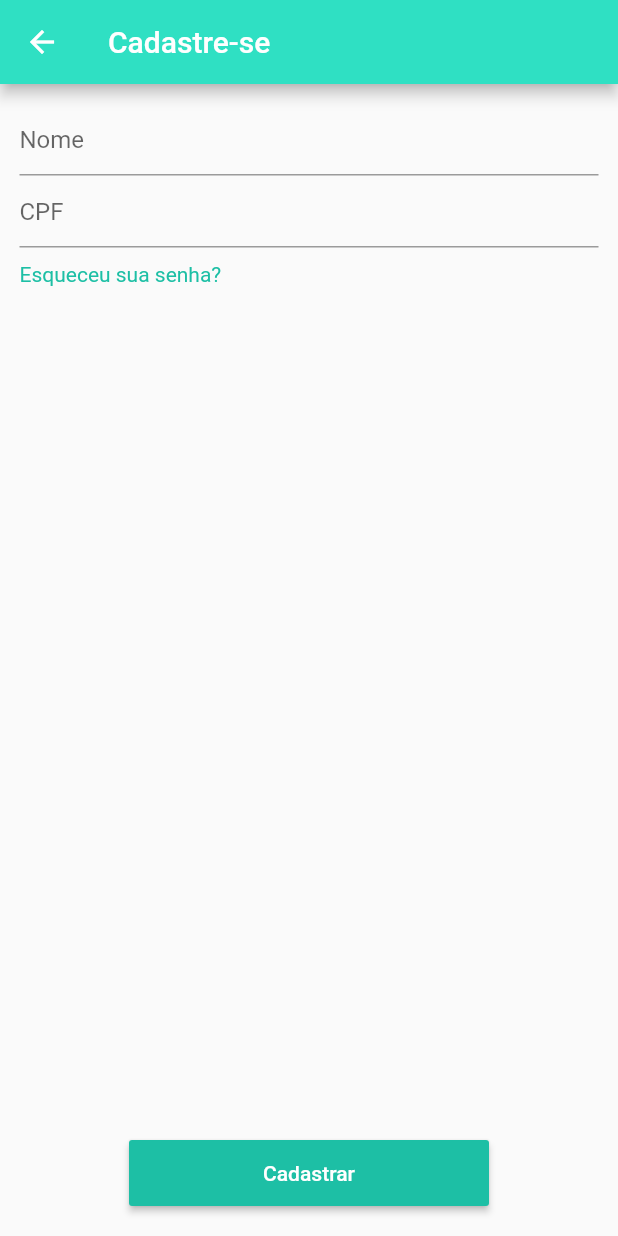
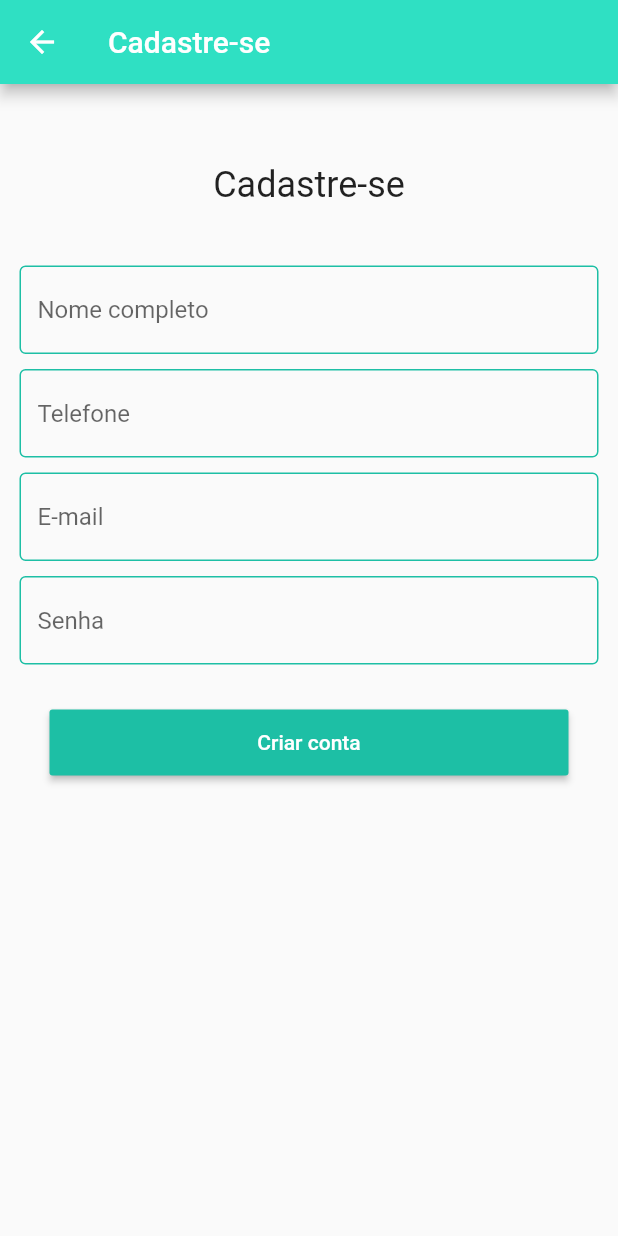
Before and after one commit to dakoctba/callma, a Flutter app: the screen it shows after launch, after a tap on "Entrar", after a tap on "Não possui uma conta?", on a phone screen of 412 x 824 dp. Run offline on Flutter 3.47's test engine with Material 2 defaults, Android fonts, the phone set to English and light mode, and no system bars; our stand-ins replace cloud_firestore, qr_flutter, share; accounts and stored records are empty; network calls fail.

Commit message:
Onboarding form

```diff
--- a/lib/main.dart
+++ b/lib/main.dart
@@ -1,5 +1,6 @@
 import 'package:flutter/material.dart';
 
+import 'components/CallmaColors.dart';
 import 'modules/login/screens/LoginScreen.dart';
 
 void main() => runApp(CallmaApp());
@@ -10,7 +11,11 @@ class CallmaApp extends StatelessWidget {
     return MaterialApp(
       title: 'Callma',
       debugShowCheckedModeBanner: false,
-      theme: ThemeData(),
+      theme: ThemeData(
+          inputDecorationTheme: InputDecorationTheme(
+              enabledBorder: OutlineInputBorder(borderSide: BorderSide(color: CallmaColors.VERDE_ESCURO))
+          )
+      ),
       home: LoginScreen()
     );
   }
--- a/lib/modules/login/screens/LoginScreen.dart
+++ b/lib/modules/login/screens/LoginScreen.dart
@@ -22,8 +22,15 @@ class LoginScreen extends StatelessWidget {
                   child: ListView(
                     padding: EdgeInsets.all(13),
                     children: <Widget>[
+                      Padding(
+                          padding: EdgeInsets.symmetric(vertical: 40),
+                          child: Text("Login", style: TextStyle(fontSize: 24), textAlign: TextAlign.center,)
+                      ),
                       TextFormField(
-                        decoration: InputDecoration(hintText: "E-mail"),
+                        decoration: InputDecoration(
+                          hintText: "E-mail",
+                          border: OutlineInputBorder()
+                        ),
                         keyboardType: TextInputType.emailAddress,
                         validator: (email) {
                           if (!FormValidators.isEmailValid(email)) {
@@ -32,8 +39,10 @@ class LoginScreen extends StatelessWidget {
                           return null;
                         },
                       ),
+                      SizedBox(height: 10),
                       TextFormField(
-                        decoration: InputDecoration(hintText: "Senha"),
+                        decoration: InputDecoration(hintText: "Senha",
+                            border: OutlineInputBorder()),
                         obscureText: true,
                       ),
                       SizedBox(height: 10),
--- a/lib/modules/login/screens/OnboardingScreen.dart
+++ b/lib/modules/login/screens/OnboardingScreen.dart
@@ -1,10 +1,16 @@
-import 'package:callma/components/CallmaColors.dart';
 import 'package:callma/components/bars/CallmaAppBar.dart';
-import 'package:callma/components/buttons/CallmaButton.dart';
-import 'package:callma/util/validations/FormValidators.dart';
 import 'package:flutter/material.dart';
 
-class OnboardingScreen extends StatelessWidget {
+import '../../../components/buttons/CallmaButton.dart';
+import '../../../util/validations/FormValidators.dart';
+import '../../consulta/screens/ProfessionsScreen.dart';
+
+class OnboardingScreen extends StatefulWidget {
+  @override
+  _OnboardingScreenState createState() => _OnboardingScreenState();
+}
+
+class _OnboardingScreenState extends State<OnboardingScreen> {
   final _formKey = GlobalKey<FormState>();
 
 //  FirebaseAuth auth = FirebaseAuth.instance;
@@ -16,44 +22,49 @@ class OnboardingScreen extends StatelessWidget {
         appBar: CallmaAppBar(title: "Cadastre-se"),
         body: Form(
             key: _formKey,
-            child: Column(
-              children: <Widget>[
-                Expanded(
             child: ListView(
               padding: EdgeInsets.all(13),
               children: <Widget>[
+                Padding(
+                    padding: EdgeInsets.symmetric(vertical: 40),
+                    child: Text(
+                      "Cadastre-se",
+                      style: TextStyle(fontSize: 24),
+                      textAlign: TextAlign.center,
+                    )
+                ),
                 TextFormField(
-                        decoration: InputDecoration(hintText: "Nome"),
+                  decoration: InputDecoration(hintText: "Nome completo", border: OutlineInputBorder()),
+                ),
+                SizedBox(height: 10),
+                TextFormField(
+                  decoration: InputDecoration(hintText: "Telefone", border: OutlineInputBorder()),
+                ),
+                SizedBox(height: 10),
+                TextFormField(
+                  decoration: InputDecoration(hintText: "E-mail", border: OutlineInputBorder()),
+                  keyboardType: TextInputType.emailAddress,
                   validator: (email) {
                     if (!FormValidators.isEmailValid(email)) {
                       return "E-mail inválido";
                     }
-                          return "OK";
+                    return null;
                   },
                 ),
+                SizedBox(height: 10),
                 TextFormField(
-                        decoration: InputDecoration(hintText: "CPF")
+                  decoration: InputDecoration(hintText: "Senha", border: OutlineInputBorder()),
+                  obscureText: true,
                 ),
                 SizedBox(height: 10),
-                      GestureDetector(
-                        child: Text("Esqueceu sua senha?", style: TextStyle(color: CallmaColors.VERDE_ESCURO)),
-                        onTap: () {
-                          debugPrint("Esqueci minha senha...");
-                        },
-                      ),
-                    ],
-                  ),
-                ),
-                Column(
-                  children: <Widget>[
-                    CallmaButton("Cadastrar", () {
+                CallmaButton("Criar conta", () {
                   if (_formKey.currentState.validate()) {
-                        debugPrint("Entrando...");
+                    Navigator.pushReplacement(context, MaterialPageRoute(builder: (context) => ProfessionsScreen()));
                   }
-                    }),
+                })
               ],
             )
-              ],
-            )));
+        )
+    );
   }
 }
```
Also changed, not shown: lib/model/Profession.dart (renamed from lib/models/Profession.dart), lib/model/Professional.dart (renamed from lib/models/Professional.dart), lib/model/Specialty.dart (renamed from lib/models/Specialty.dart), lib/model/User.dart (renamed from lib/models/User.dart). Lines whose indentation alone changed are shown as unchanged.
